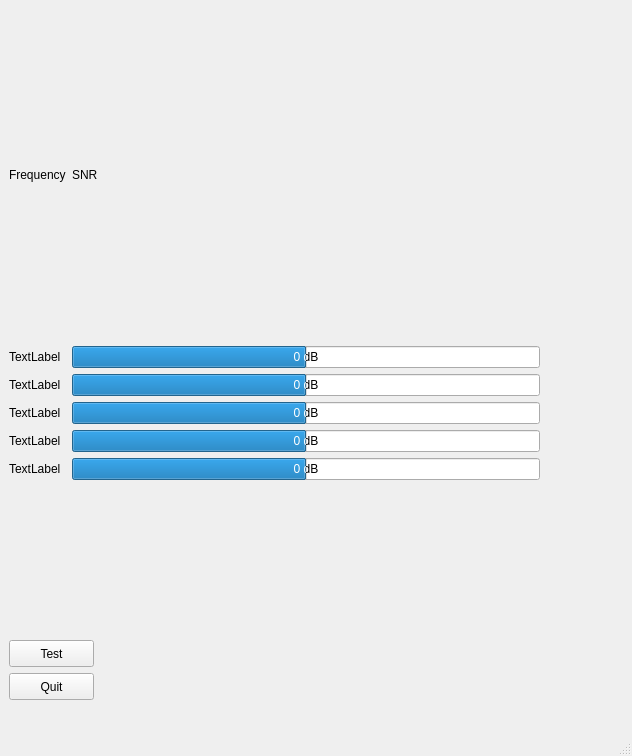
Old version of the form hpimon.ui in the repository jjnurminen/hpimon.
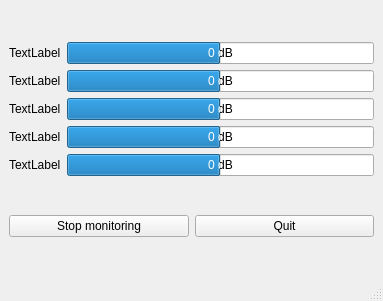
New version of the form.

Diff of the .ui file:
```diff
--- a/hpimon.ui
+++ b/hpimon.ui
@@ -6,65 +6,32 @@
    <rect>
     <x>0</x>
     <y>0</y>
-    <width>632</width>
-    <height>756</height>
+    <width>383</width>
+    <height>301</height>
    </rect>
   </property>
   <property name="windowTitle">
    <string>MainWindow</string>
   </property>
   <widget class="QWidget" name="centralwidget">
-   <widget class="QPushButton" name="testButton">
-    <property name="geometry">
-     <rect>
-      <x>9</x>
-      <y>640</y>
-      <width>85</width>
-      <height>27</height>
-     </rect>
-    </property>
-    <property name="text">
-     <string>Test</string>
-    </property>
-   </widget>
-   <widget class="QPushButton" name="btnQuit">
-    <property name="geometry">
-     <rect>
-      <x>9</x>
-      <y>673</y>
-      <width>85</width>
-      <height>27</height>
-     </rect>
-    </property>
-    <property name="text">
-     <string>Quit</string>
-    </property>
-   </widget>
-   <widget class="QWidget" name="gridLayoutWidget">
-    <property name="geometry">
-     <rect>
-      <x>9</x>
-      <y>9</y>
-      <width>531</width>
-      <height>471</height>
-     </rect>
-    </property>
+   <layout class="QVBoxLayout" name="verticalLayout">
+    <item>
     <layout class="QGridLayout" name="gridLayout">
-     <item row="3" column="0">
-      <widget class="QLabel" name="label_3">
-       <property name="text">
-        <string>TextLabel</string>
-       </property>
-      </widget>
-     </item>
      <item row="2" column="0">
+       <widget class="QLabel" name="label_3">
+        <property name="text">
+         <string>TextLabel</string>
+        </property>
+       </widget>
+      </item>
+      <item row="1" column="0">
       <widget class="QLabel" name="label_2">
        <property name="text">
         <string>TextLabel</string>
        </property>
       </widget>
      </item>
-     <item row="2" column="1">
+      <item row="1" column="1">
       <widget class="QProgressBar" name="progressBar_2">
        <property name="minimum">
         <number>-100</number>
@@ -83,21 +50,21 @@
        </property>
       </widget>
      </item>
-     <item row="1" column="0">
+      <item row="0" column="0">
       <widget class="QLabel" name="label_1">
        <property name="text">
         <string>TextLabel</string>
        </property>
       </widget>
      </item>
-     <item row="9" column="0">
+      <item row="8" column="0">
       <widget class="QLabel" name="label_5">
        <property name="text">
         <string>TextLabel</string>
        </property>
       </widget>
      </item>
-     <item row="9" column="1">
+      <item row="8" column="1">
       <widget class="QProgressBar" name="progressBar_5">
        <property name="minimum">
         <number>-100</number>
@@ -116,7 +83,7 @@
        </property>
       </widget>
      </item>
-     <item row="1" column="1">
+      <item row="0" column="1">
       <widget class="QProgressBar" name="progressBar_1">
        <property name="minimum">
         <number>-100</number>
@@ -138,7 +105,7 @@
        </property>
       </widget>
      </item>
-     <item row="3" column="1">
+      <item row="2" column="1">
       <widget class="QProgressBar" name="progressBar_3">
        <property name="minimum">
         <number>-100</number>
@@ -157,14 +124,14 @@
        </property>
       </widget>
      </item>
-     <item row="8" column="0">
+      <item row="7" column="0">
       <widget class="QLabel" name="label_4">
        <property name="text">
         <string>TextLabel</string>
        </property>
       </widget>
      </item>
-     <item row="8" column="1">
+      <item row="7" column="1">
       <widget class="QProgressBar" name="progressBar_4">
        <property name="minimum">
         <number>-100</number>
@@ -183,26 +150,27 @@
        </property>
       </widget>
      </item>
-     <item row="0" column="0">
-      <widget class="QLabel" name="label">
+     </layout>
+    </item>
+    <item>
+     <layout class="QHBoxLayout" name="horizontalLayout">
+      <item>
+       <widget class="QPushButton" name="btnStop">
        <property name="text">
-        <string>Frequency</string>
+         <string>Stop monitoring</string>
        </property>
       </widget>
      </item>
-     <item row="0" column="1">
-      <widget class="QLabel" name="label_6">
+      <item>
+       <widget class="QPushButton" name="btnQuit">
        <property name="text">
-        <string>SNR</string>
+         <string>Quit</string>
        </property>
       </widget>
      </item>
     </layout>
-   </widget>
-   <zorder>testButton</zorder>
-   <zorder>btnQuit</zorder>
-   <zorder>gridLayoutWidget</zorder>
-   <zorder>label_1</zorder>
+    </item>
+   </layout>
   </widget>
   <widget class="QMenuBar" name="menubar">
    <property name="geometry">
```
Left out of the diff: 2 changed lines with no effect on the pictures. Lines whose indentation alone changed are shown as unchanged.
